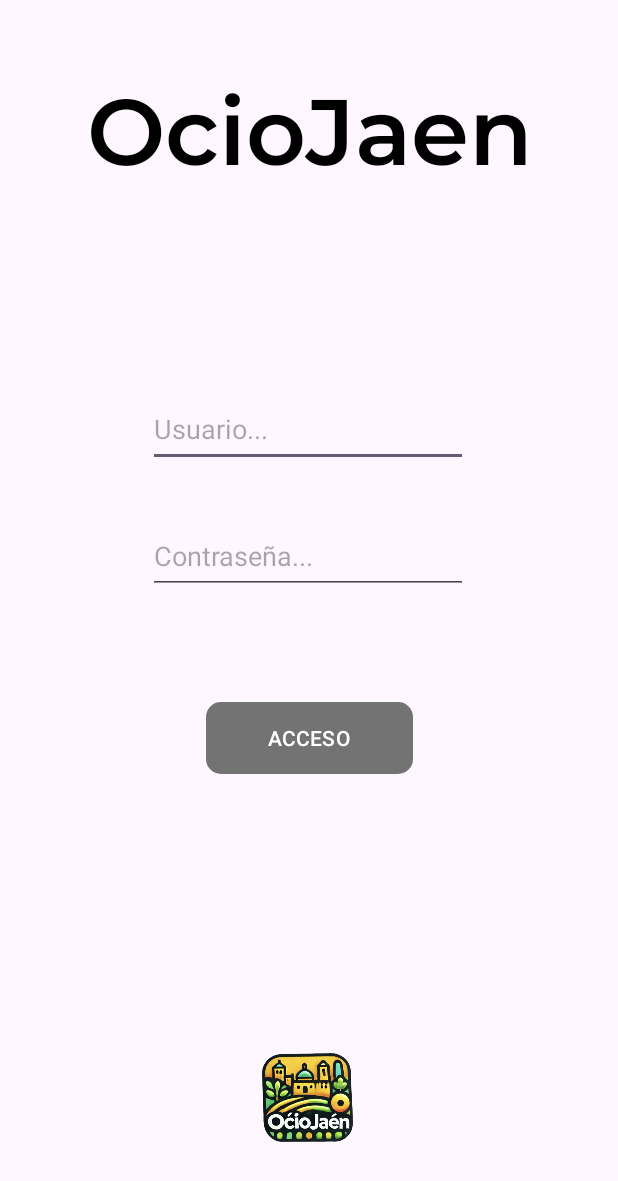
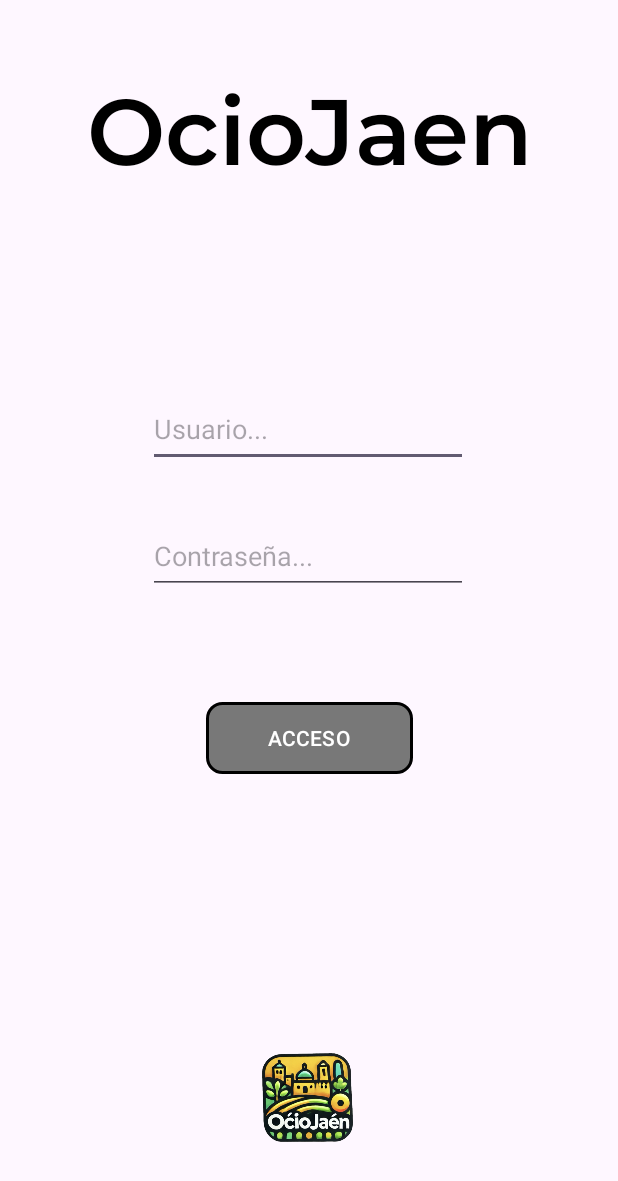
Before and after one commit to manuump/PMDMOJ, an Android app: the screen it shows after launch (MainActivity), on a phone screen of 412 x 824 dp. Shown: the top 1181 px of the screen. Run offline under Robolectric (Android 15) with nearby library versions, the phone set to English and light mode, and no system bars.

Commit message:
Novedades boton acceso

```diff
--- a/app/build.gradle.kts
+++ b/app/build.gradle.kts
@@ -1,6 +1,7 @@
 plugins {
     alias(libs.plugins.android.application)
     alias(libs.plugins.kotlin.android)
+    //agregar aqui plugin de google tambien
 }
 
 android {
--- a/app/src/main/res/drawable/boton_acceso.xml
+++ b/app/src/main/res/drawable/boton_acceso.xml
@@ -1,5 +1,5 @@
 <?xml version="1.0" encoding="utf-8"?>
-<shape xmlns:android="http://schemas.android.com/apk/res/android">
-    <solid android:color="@color/gris" />
-    <corners android:radius="10dp" /> <!-- Sin esquinas redondeadas -->
-</shape>
+<selector xmlns:tools="http://schemas.android.com/tools" xmlns:android="http://schemas.android.com/apk/res/android">
+    <item android:state_pressed="true" android:drawable="@drawable/boton_presionado"/>
+    <item android:drawable="@drawable/boton_sin_presionar" tools:ignore="StateListReachable" />
+</selector>
--- /dev/null
+++ b/app/src/main/res/drawable/boton_presionado.xml
@@ -0,0 +1,18 @@
+<?xml version="1.0" encoding="utf-8"?>
+<shape xmlns:android="http://schemas.android.com/apk/res/android">
+    <gradient
+        android:startColor="@color/grisPresionado"
+        android:endColor="@color/grisPresionado"
+        android:angle="180"/>
+    <stroke
+        android:width="2dp"
+        android:color="#000000"/>
+
+    <corners
+        android:radius="10dp"/>
+    <padding
+        android:left="1dp"
+        android:right="1dp"
+        android:top="1dp"
+        android:bottom="1dp"/>
+</shape>
--- /dev/null
+++ b/app/src/main/res/drawable/boton_sin_presionar.xml
@@ -0,0 +1,18 @@
+<?xml version="1.0" encoding="utf-8"?>
+<shape xmlns:android="http://schemas.android.com/apk/res/android">
+    <gradient
+        android:startColor="@color/grisSinPresionar"
+        android:endColor="@color/grisSinPresionar"
+        android:angle="180"/>
+    <stroke
+        android:width="2dp"
+        android:color="#000000"/>
+
+    <corners
+        android:radius="10dp"/>
+    <padding
+        android:left="1dp"
+        android:right="1dp"
+        android:top="1dp"
+        android:bottom="1dp"/>
+</shape>
--- a/app/src/main/res/values/colors.xml
+++ b/app/src/main/res/values/colors.xml
@@ -2,5 +2,7 @@
 <resources>
     <color name="black">#FF000000</color>
     <color name="white">#FFFFFFFF</color>
-    <color name="gris">#737373</color>
+
+    <color name="grisSinPresionar">#787878</color>
+    <color name="grisPresionado">#2F2F2F</color>
 </resources>
--- a/build.gradle.kts
+++ b/build.gradle.kts
@@ -2,4 +2,5 @@
 plugins {
     alias(libs.plugins.android.application) apply false
     alias(libs.plugins.kotlin.android) apply false
+    //agregar aquí plugins google
 }
```
